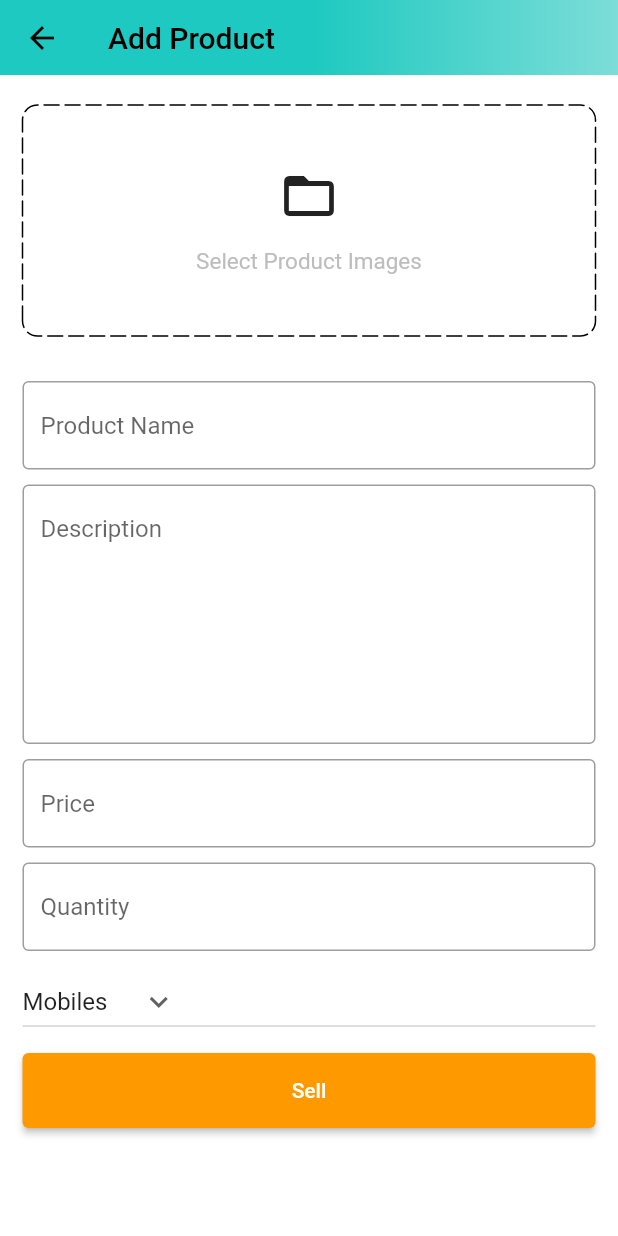
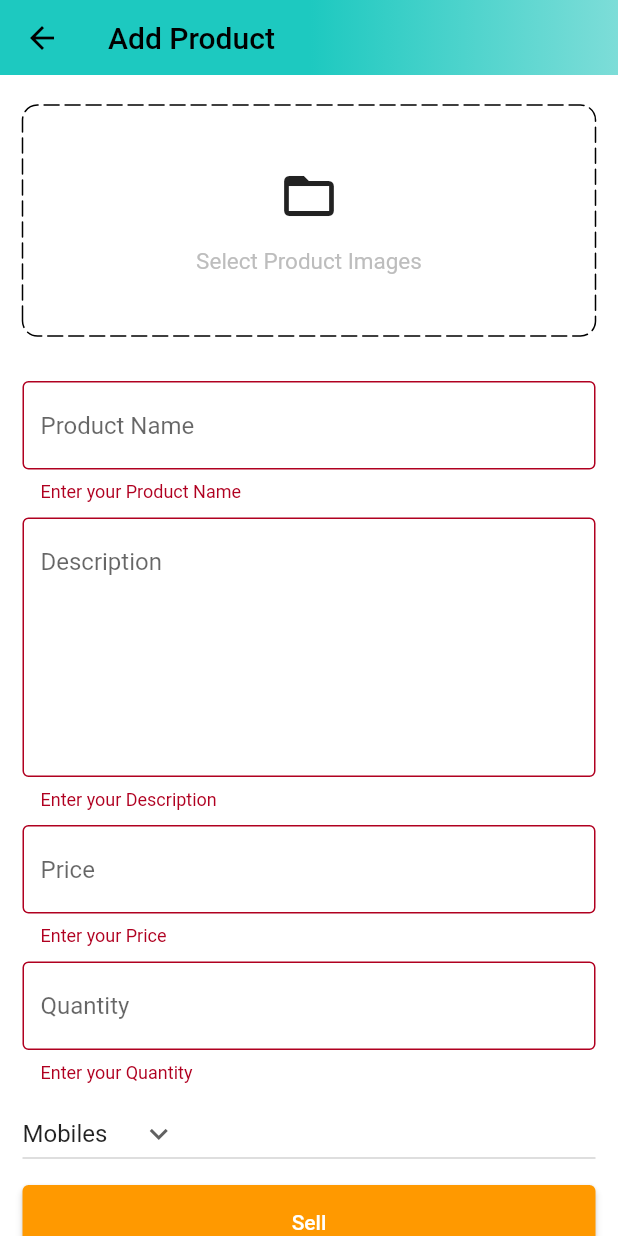
Before and after one commit to iamprincejkc/Flutter_ShopPay, a Flutter app: the AddProductScreen screen opened by its route, after a tap on "Sell", on a phone screen of 412 x 824 dp. Run offline on Flutter 3.47's test engine with Material 2 defaults, Android fonts, the phone set to English and light mode, and no system bars; drawn by our look-alikes of dotted_border; our stand-ins replace badges, carousel_slider, file_picker, shared_preferences; missing offline and left inert: cloudinary_public; accounts and stored records are empty.

Commit message:
Add Uploading Product to MongoDB use Cloudinary API for Images

```diff
--- a/lib/features/admin/screens/add_product_screen.dart
+++ b/lib/features/admin/screens/add_product_screen.dart
@@ -6,6 +6,7 @@ import 'package:flutter/material.dart';
 import 'package:shop_pay/common/widgets/custom_button.dart';
 import 'package:shop_pay/common/widgets/custom_textfield.dart';
 import 'package:shop_pay/constants/utils.dart';
+import 'package:shop_pay/features/admin/services/admin_services.dart';
 
 import '../../../constants/global_variables.dart';
 
@@ -22,6 +23,11 @@ class _AddProductScreenState extends State<AddProductScreen> {
   final TextEditingController descriptionController = TextEditingController();
   final TextEditingController priceController = TextEditingController();
   final TextEditingController quantityController = TextEditingController();
+
+  final AdminServices adminServices = AdminServices();
+
+  final _addProductFormKey = GlobalKey<FormState>();
+
   @override
   void dispose() {
     super.dispose();
@@ -48,6 +54,20 @@ class _AddProductScreenState extends State<AddProductScreen> {
     });
   }
 
+  void sellProduct() {
+    if (_addProductFormKey.currentState!.validate() && images.isNotEmpty) {
+      adminServices.sellProduct(
+        context: context,
+        name: productNameController.text,
+        description: descriptionController.text,
+        price: double.parse(priceController.text),
+        quantity: double.parse(quantityController.text),
+        category: category,
+        images: images,
+      );
+    }
+  }
+
   @override
   Widget build(BuildContext context) {
     return Scaffold(
@@ -66,6 +86,7 @@ class _AddProductScreenState extends State<AddProductScreen> {
       ),
       body: SingleChildScrollView(
         child: Form(
+          key: _addProductFormKey,
           child: Padding(
             padding: const EdgeInsets.symmetric(horizontal: 15, vertical: 20),
             child: Column(
@@ -154,7 +175,7 @@ class _AddProductScreenState extends State<AddProductScreen> {
                   ),
                 ),
                 const SizedBox(height: 10),
-                CustomButton(text: 'Sell', onTap: (() {}))
+                CustomButton(text: 'Sell', onTap: sellProduct)
               ],
             ),
           ),
--- /dev/null
+++ b/lib/models/product.dart
@@ -0,0 +1,49 @@
+import 'dart:convert';
+
+class Product {
+  final String name;
+  final String description;
+  final double quantity;
+  final double price;
+  final List<String> images;
+  final String category;
+  String? id;
+  Product({
+    this.id,
+    required this.name,
+    required this.description,
+    required this.quantity,
+    required this.price,
+    required this.images,
+    required this.category,
+  });
+
+  Map<String, dynamic> toMap() {
+    return {
+      'name': name,
+      'description': description,
+      'quantity': quantity,
+      'price': price,
+      'images': images,
+      'category': category,
+      'id': id,
+    };
+  }
+
+  factory Product.fromMap(Map<String, dynamic> map) {
+    return Product(
+      name: map['name'] ?? '',
+      description: map['description'] ?? '',
+      quantity: map['quantity']?.toDouble() ?? 0.0,
+      price: map['price']?.toDouble() ?? 0.0,
+      images: List<String>.from(map['images']),
+      category: map['category'] ?? '',
+      id: map['_id'],
+    );
+  }
+
+  String toJson() => json.encode(toMap());
+
+  factory Product.fromJson(String source) =>
+      Product.fromMap(json.decode(source));
+}
--- a/pubspec.yaml
+++ b/pubspec.yaml
@@ -42,6 +42,7 @@ dependencies:
   badges: ^3.1.1
   carousel_slider: ^4.2.1
   dotted_border: ^2.0.0+3
+  cloudinary_public: ^0.21.0
 
 dev_dependencies:
   flutter_test:
```
Also changed, not shown: pubspec.lock.
